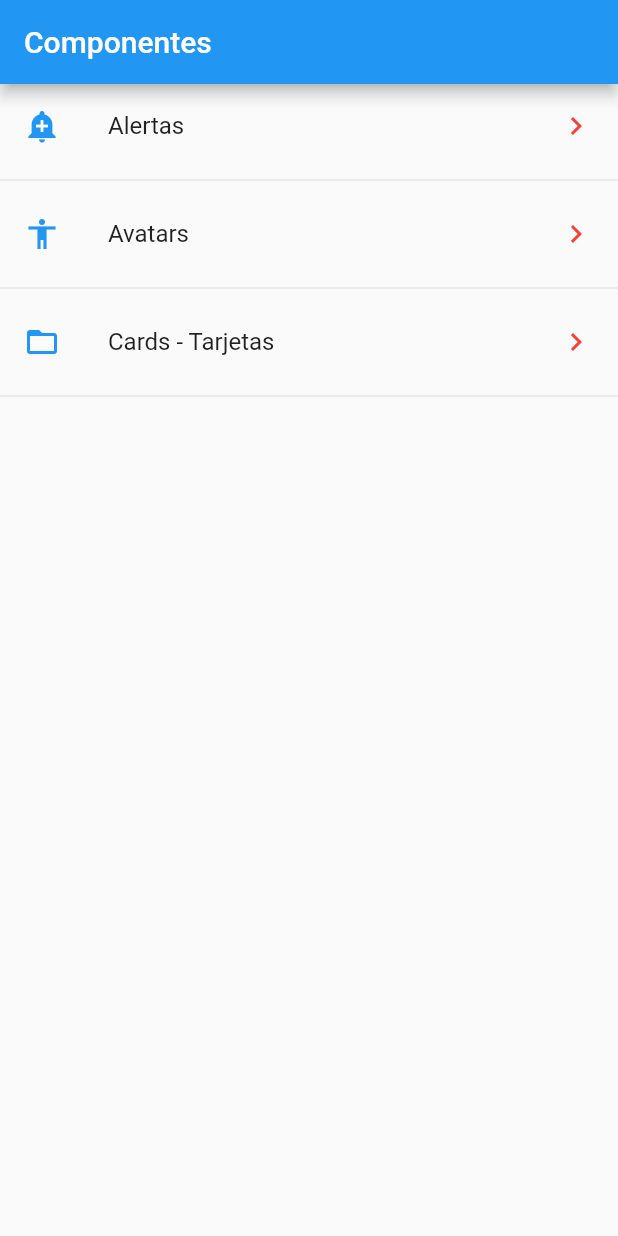
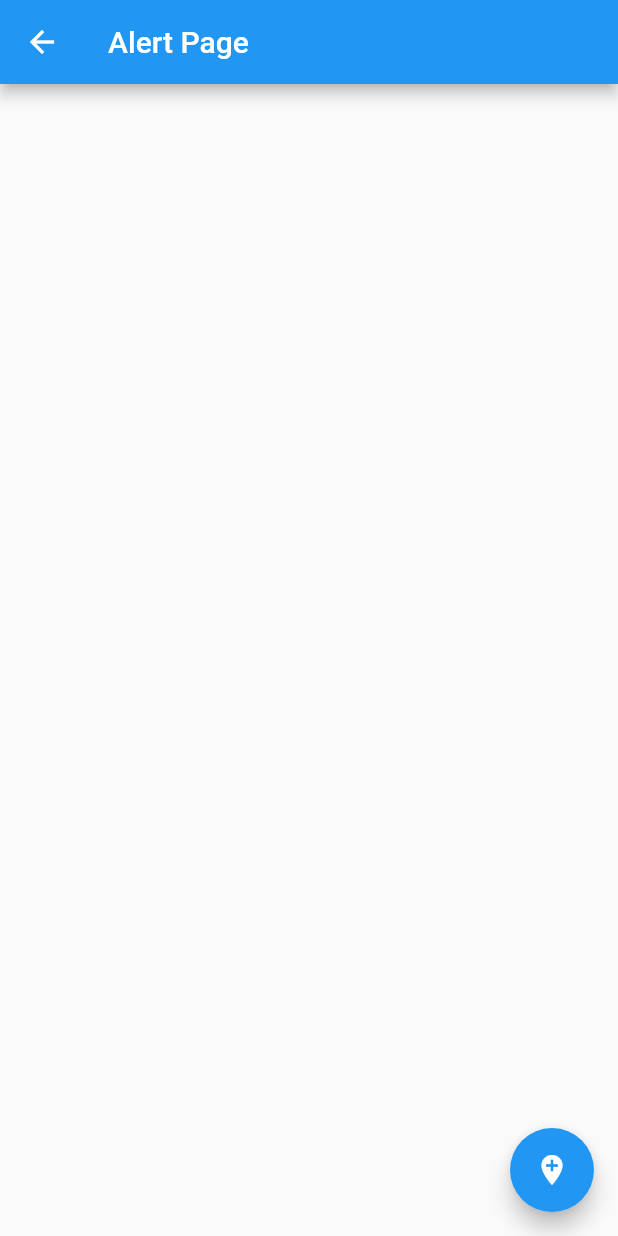
Before and after one commit to Edd-war/flutter-components, a Flutter app: the screen it shows after launch, after a tap on "Alertas", on a phone screen of 412 x 824 dp. Run offline on Flutter 3.47's test engine with Material 2 defaults, Android fonts, the phone set to English and light mode, and no system bars.

Commit message:
Navegar a una nueva pantalla en Flutter
Se crean los recursos alert y avatar que corresponden a los dos primeros items de la lista, para acceder a estas nuevas páginas se edita el recurso home donde en la funcion onTap se establece la "Ruta Estática" (No muy funcional, poco recomendado) y luego con la funcion Navigator ejecutar esa ruta.

```diff
--- /dev/null
+++ b/lib/src/pages/alert_page.dart
@@ -0,0 +1,20 @@
+import 'package:flutter/material.dart';
+
+class AlertPage extends StatelessWidget {
+  const AlertPage({Key? key}) : super(key: key);
+
+  @override
+  Widget build(BuildContext context) {
+    return Scaffold(
+      appBar: AppBar(
+        title: Text('Alert Page'),
+      ),
+      floatingActionButton: FloatingActionButton(
+        child: Icon(Icons.add_location),
+        onPressed: (){
+          Navigator.pop(context);
+        },
+      ),
+    );
+  }
+}
--- a/lib/src/pages/home_page.dart
+++ b/lib/src/pages/home_page.dart
@@ -1,3 +1,4 @@
+import 'package:componentes/src/pages/alert_page.dart';
 import 'package:flutter/material.dart';
 
 import 'package:componentes/src/utils/icono_string_util.dart';
@@ -34,13 +35,13 @@
       builder: (context, AsyncSnapshot<List<dynamic>> snapshot) {
 
         return ListView(
-            children: _listaItems(snapshot.data)
+            children: _listaItems(snapshot.data, context)
         );
       }
     );
   }
 
-  List<Widget> _listaItems(List<dynamic>? data) {
+  List<Widget> _listaItems(List<dynamic>? data, BuildContext context) {
     final List<Widget> opciones = [];
     if(data!=null)
     data.forEach((opt) {
@@ -49,7 +50,8 @@
         title: Text(opt['texto']),
         trailing: Icon(Icons.keyboard_arrow_right, color: Colors.red),
         onTap: (){
-
+          final route = MaterialPageRoute(builder: (context) => AlertPage());
+          Navigator.push(context, route);
         },
       );
       opciones..add(widgetTemp)
```
Also changed, not shown: lib/src/pages/avatar_page.dart (added, +13 -0 lines).
